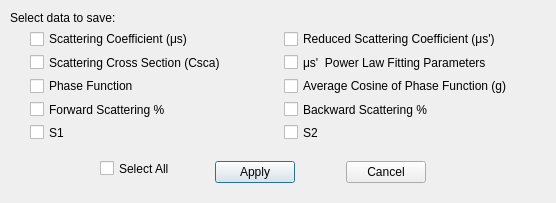
Before: the Qt Designer form src/optionsdialog.ui in VirtualPhotonics/MieSimulatorGUI, drawn with Qt 5.
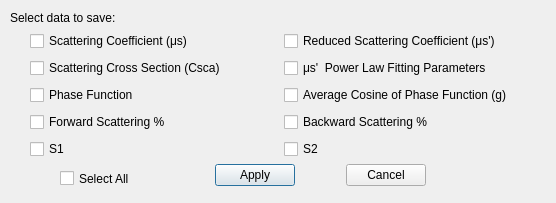
After: the same form once the commit is applied.

Diff of the .ui file:
```diff
--- a/src/optionsdialog.ui
+++ b/src/optionsdialog.ui
@@ -40,7 +40,7 @@
      <x>30</x>
      <y>30</y>
      <width>501</width>
-     <height>111</height>
+     <height>130</height>
     </rect>
    </property>
    <layout class="QGridLayout" name="gridLayout">
@@ -178,7 +178,7 @@
      <x>170</x>
      <y>160</y>
      <width>301</width>
-     <height>25</height>
+     <height>30</height>
     </rect>
    </property>
    <layout class="QHBoxLayout" name="horizontalLayout">
@@ -268,9 +268,9 @@
   <widget class="QCheckBox" name="checkBox_SelectAll">
    <property name="geometry">
     <rect>
-     <x>100</x>
-     <y>160</y>
-     <width>70</width>
+     <x>60</x>
+     <y>170</y>
+     <width>101</width>
      <height>17</height>
     </rect>
    </property>
```
